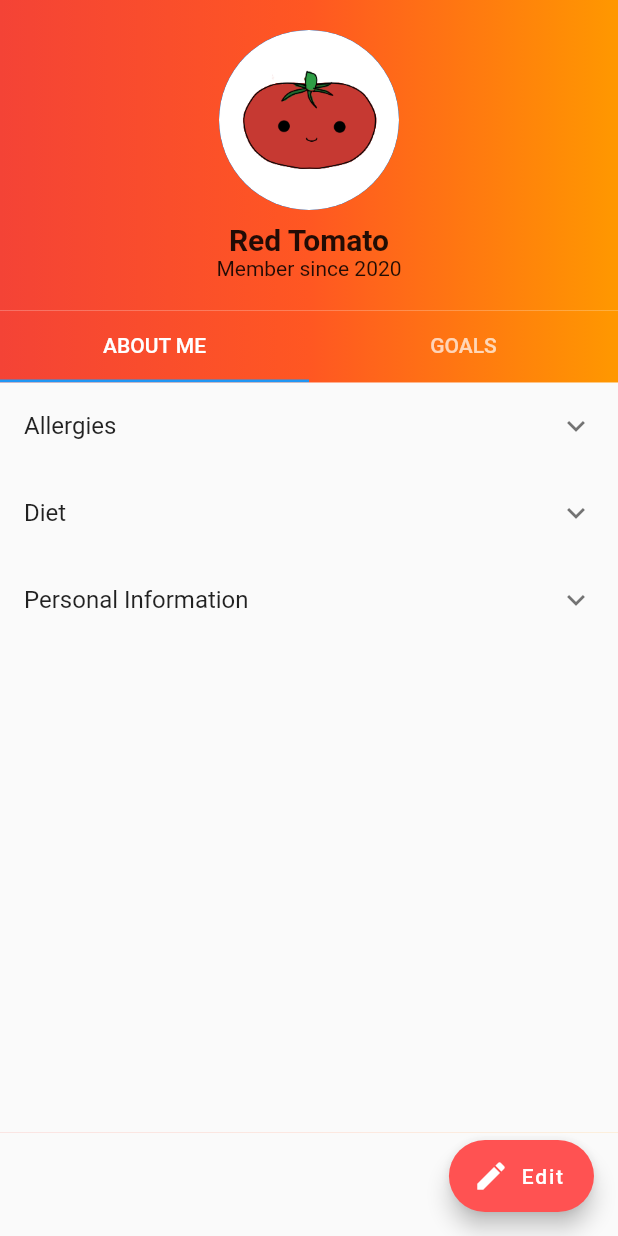
After one commit to ruthvikarva/Capstone-App, a Flutter app: the HomePage screen opened directly, after a tap on "Profile", on a phone screen of 412 x 824 dp. The commit adds this screen. Run offline on Flutter 3.47's test engine with Material 2 defaults, Android fonts, the phone set to English and light mode, and no system bars; our stand-ins replace firebase_auth, table_calendar; accounts and stored records are empty.

Commit message:
added profile page

```diff
--- /dev/null
+++ b/lib/about_me.dart
@@ -0,0 +1,71 @@
+import 'package:flutter/material.dart';
+
+
+class AboutMe extends StatefulWidget{
+  AboutMe({Key key}): super(key: key);
+
+  @override
+  State<StatefulWidget> createState() {
+    return _AboutMe();
+  }
+}
+
+class _AboutMe extends State<AboutMe> {
+  Map<String, bool> allergies={
+    "Egg": false,
+    "Milk": false,
+    "Peanut": false,
+    "Seafood" : false,
+    "Sesame" : false,
+    "Soy": false,
+    "Wheat": false
+  };
+
+  @override
+  Widget build(BuildContext context) {
+    return Scaffold(
+      body: ListView(
+        children: <Widget>[
+          /*
+          Container(
+            height: 500,
+            child:ListView(
+                children: allergies.keys.map((String key){
+                  return new CheckboxListTile(
+                      title: new Text(key),
+                      value: allergies[key],
+                      activeColor: Colors.redAccent,
+                      onChanged: (bool value){
+                        setState(() {
+                          allergies[key]=value;
+                        });
+                      });
+                }).toList()
+            ),
+          ),
+          */
+          ExpansionTile(
+            title: Text("Allergies"),
+            children: <Widget>[
+            ],
+          ),
+          ExpansionTile(
+            title: Text("Diet"),
+            children: <Widget>[
+            ],
+          ),
+          ExpansionTile(
+            title: Text("Personal Information"),
+            children: <Widget>[
+              Text("Name:")
+            ],
+          ),
+
+
+
+
+        ],
+      ),
+    );
+  }
+}
--- /dev/null
+++ b/lib/edit_info.dart
@@ -0,0 +1,23 @@
+import 'package:flutter/material.dart';
+
+class EditInfo extends StatefulWidget {
+  @override
+  _EditInfoState createState() => _EditInfoState();
+}
+
+class _EditInfoState extends State<EditInfo> {
+  String _name;
+
+  @override
+  Widget build(BuildContext context) {
+    return Scaffold(
+      appBar: AppBar(
+        title: Text("Editing Information"),
+        backgroundColor: Colors.redAccent,
+      ),
+      body: Container(
+        margin: EdgeInsets.all(24),
+      ),
+    );
+  }
+}
--- a/lib/home.dart
+++ b/lib/home.dart
@@ -1,4 +1,5 @@
 import 'package:capstoneapp/auth.dart';
+import 'package:capstoneapp/profile.dart';
 import 'package:flutter/material.dart';
 import 'calendarpage.dart';
 
@@ -48,7 +49,20 @@ class HomePage extends StatelessWidget {
                 textColor: Colors.black,
                 padding: EdgeInsets.fromLTRB(10, 10, 10, 10),
                 splashColor: Colors.grey,
-              )
+              ),
+              RaisedButton(
+                child: Text("Profile"),
+                onPressed:() {
+                  Navigator.push(
+                    context,
+                    MaterialPageRoute(builder: (context) => ProfilePage()),
+                  );
+                },
+                color: Colors.blue,
+                textColor: Colors.black,
+                padding: EdgeInsets.fromLTRB(10, 10, 10, 10),
+                splashColor: Colors.grey,
+              ),
             ],
           ),
         ),
--- /dev/null
+++ b/lib/profile.dart
@@ -0,0 +1,119 @@
+import 'package:flutter/material.dart';
+import 'about_me.dart';
+import 'edit_info.dart';
+
+class ProfilePage extends StatefulWidget{
+  ProfilePage({Key key}): super(key: key);
+
+  @override
+  State<StatefulWidget> createState() {
+    return _ProfilePage();
+  }
+}
+
+class _ProfilePage extends State<ProfilePage> {
+  @override
+  Widget build(BuildContext context) {
+    return Scaffold(
+      body: ListView(
+          children: <Widget>[
+            Container(
+              decoration: BoxDecoration(
+                  gradient: LinearGradient(
+                      colors: [
+                        Colors.red,
+                        Colors.deepOrange,
+                        Colors.orange,
+                      ]
+                  )
+              ),
+              child:Padding(
+                padding: EdgeInsets.all(20.0) ,
+                child: Column(
+                  children: <Widget>[
+                    Row(
+                      mainAxisAlignment: MainAxisAlignment.center,
+                      children: <Widget>[
+                        CircleAvatar(
+                          minRadius: 60,
+                          backgroundImage: AssetImage('images/circle-cropped (11).png'),
+                        ),
+                        SizedBox(height: 10,),
+                      ],
+                    ),
+
+                    SizedBox(height: 8,),
+                    //*******************
+                    Text("Red Tomato", style: TextStyle(
+                        fontSize: 20,
+                        fontWeight: FontWeight.bold
+                    ),
+                    ),
+                    //******************
+                    Text("Member since 2020", style: TextStyle(
+                      fontSize: 14,
+                    ),
+                    ),
+                    //*****************
+                  ],
+                ),
+              ),
+            ),
+
+            Container(
+              decoration: BoxDecoration(
+                gradient: LinearGradient(
+                    colors: [
+                      Colors.red,
+                      Colors.deepOrange,
+                      Colors.orange,
+                    ]
+                ),
+              ),
+              child:DefaultTabController(
+                length: 2,
+                initialIndex: 0,
+                child: Column(
+                  children: <Widget>[
+                    TabBar(
+                      tabs:[
+                        Tab(text:"ABOUT ME"),
+                        Tab(text:"GOALS")
+                      ],
+                    ),
+                    Container(
+                      height: 500,
+                      color: Colors.white,
+                      child: TabBarView(
+                        children: <Widget>[
+                          Container(
+                              child: AboutMe()
+                          ),
+                          Container(
+                            color: Colors.black,
+                          )
+                        ],
+                      ),
+                    ),
+                  ],
+                ),
+              ),
+            ),
+
+          ]
+      ),
+      floatingActionButton: FloatingActionButton.extended(
+        icon: Icon(Icons.edit),
+        label: Text("Edit"),
+        backgroundColor: Colors.redAccent ,
+        onPressed: (){
+          Navigator.push(context,
+              MaterialPageRoute(
+                  builder: (context)=>EditInfo()
+              )
+          );
+        },
+      ),
+    );
+  }
+}
--- a/pubspec.yaml
+++ b/pubspec.yaml
@@ -46,8 +46,8 @@ flutter:
   uses-material-design: true
 
   # To add assets to your application, add an assets section, like this:
-  # assets:
-  #  - images/a_dot_burr.jpeg
+  assets:
+    - images/circle-cropped (11).png
   #  - images/a_dot_ham.jpeg
 
   # An image asset can refer to one or more resolution-specific "variants", see
```
Also changed, not shown: images/circle-cropped (11).png (added), pubspec.lock.
